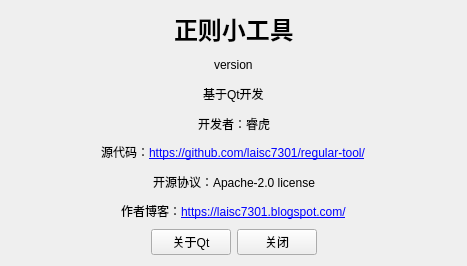
This is about.ui in laisc7301/regular-tool as Qt 5 draws it before an edit. The edited form follows.
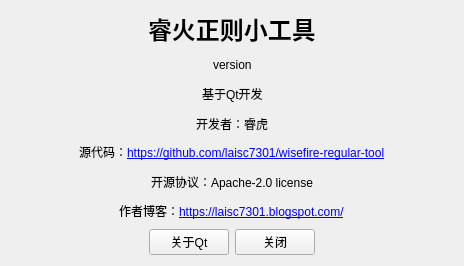
This is the edited form.

Patch:
```diff
--- a/about.ui
+++ b/about.ui
@@ -6,7 +6,7 @@
    <rect>
     <x>0</x>
     <y>0</y>
-    <width>467</width>
+    <width>464</width>
     <height>266</height>
    </rect>
   </property>
@@ -39,7 +39,7 @@
         </font>
        </property>
        <property name="text">
-        <string>正则小工具</string>
+        <string>睿火正则小工具</string>
        </property>
       </widget>
      </item>
@@ -187,7 +187,7 @@
      <item>
       <widget class="QLabel" name="label_4">
        <property name="text">
-        <string>源代码：&lt;a href=&quot;https://github.com/laisc7301/regular-tool/&quot;&gt;https://github.com/laisc7301/regular-tool/&lt;/a&gt;</string>
+        <string>源代码：&lt;a href=&quot;https://github.com/laisc7301/wisefire-regular-tool&quot;&gt;https://github.com/laisc7301/wisefire-regular-tool&lt;/a&gt;</string>
        </property>
       </widget>
      </item>
```
